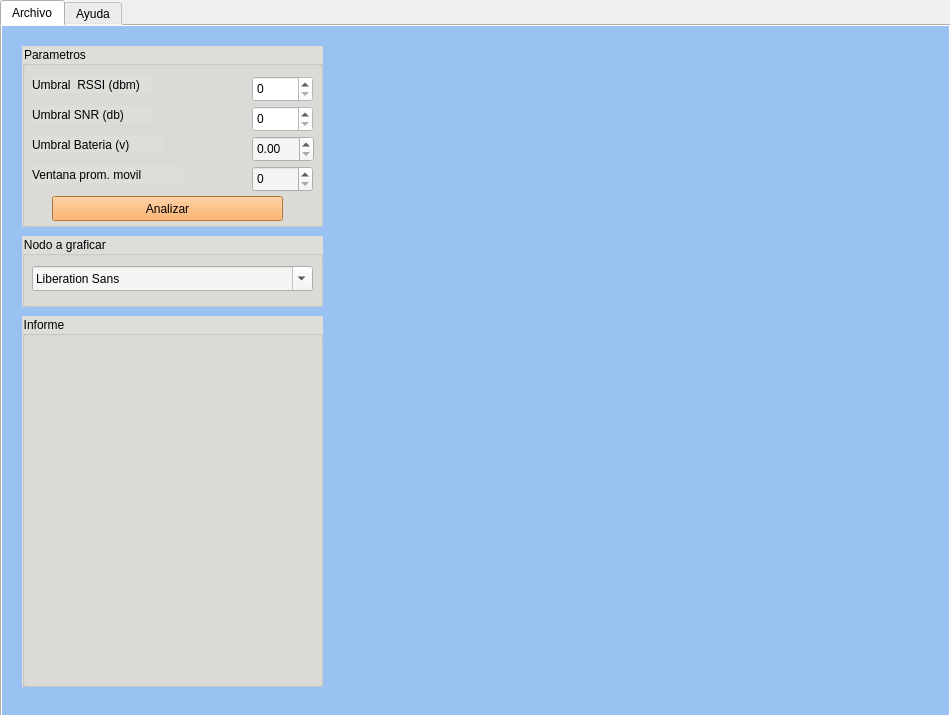
Before: the Qt Designer form ui_sensores_LoRaWan.ui in FrenchiGod/Sensores-_Agricolas_-LoRaWan, drawn with Qt 5.
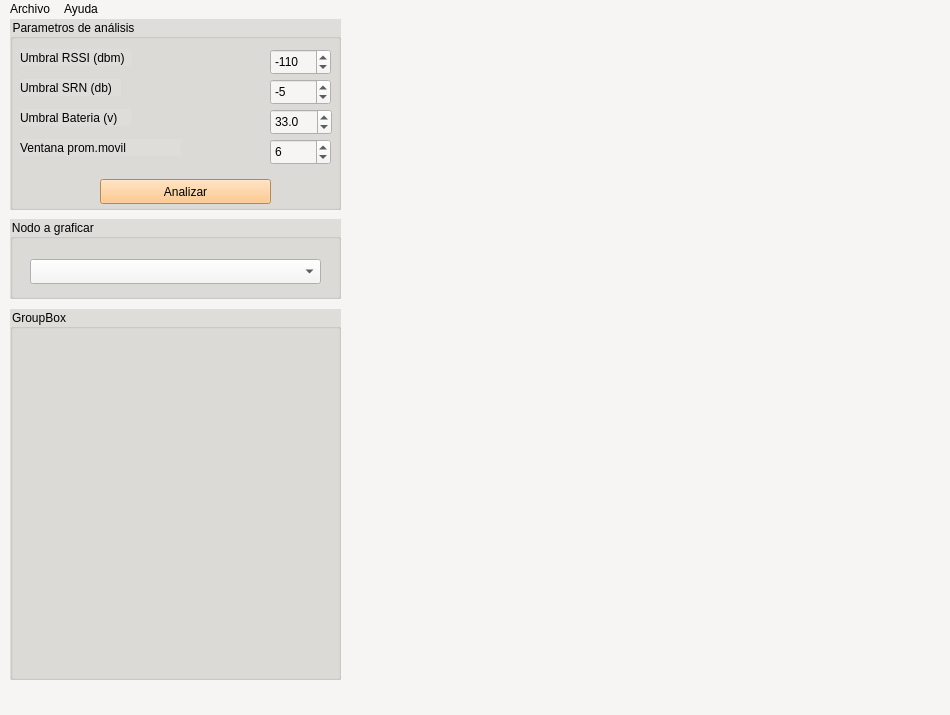
After: the same form once the commit is applied.

Commit message: arreglo de erroes

```diff
--- a/ui_sensores_LoRaWan.ui
+++ b/ui_sensores_LoRaWan.ui
@@ -13,56 +13,36 @@
   <property name="windowTitle">
    <string>MainWindow</string>
   </property>
+  <property name="styleSheet">
+   <string notr="true">background-color: rgb(246, 245, 244);</string>
+  </property>
   <widget class="QWidget" name="centralwidget">
-   <widget class="QTabWidget" name="ventan_PRINCIPAL">
-    <property name="geometry">
-     <rect>
-      <x>0</x>
-      <y>0</y>
-      <width>951</width>
-      <height>721</height>
-     </rect>
-    </property>
-    <property name="styleSheet">
-     <string notr="true">
-background-color: rgb(246, 245, 244);</string>
-    </property>
-    <property name="currentIndex">
-     <number>0</number>
-    </property>
-    <widget class="QWidget" name="Archivo">
-     <property name="styleSheet">
-      <string notr="true">background-color: rgb(153, 193, 241);</string>
-     </property>
-     <attribute name="title">
-      <string>Archivo</string>
-     </attribute>
      <widget class="QGroupBox" name="groupBox">
       <property name="geometry">
        <rect>
-        <x>20</x>
-        <y>20</y>
-        <width>301</width>
-        <height>181</height>
+      <x>10</x>
+      <y>0</y>
+      <width>331</width>
+      <height>191</height>
        </rect>
       </property>
       <property name="styleSheet">
        <string notr="true">background-color: rgb(222, 221, 218);</string>
       </property>
       <property name="title">
-       <string>Parametros</string>
+     <string>Parametros de análisis</string>
       </property>
       <widget class="QLabel" name="label">
        <property name="geometry">
         <rect>
          <x>10</x>
          <y>30</y>
-         <width>121</width>
+       <width>111</width>
          <height>17</height>
         </rect>
        </property>
        <property name="text">
-        <string>Umbral  RSSI (dbm)</string>
+      <string>Umbral RSSI (dbm)</string>
        </property>
       </widget>
       <widget class="QLabel" name="label_2">
@@ -70,12 +50,12 @@
         <rect>
          <x>10</x>
          <y>60</y>
-         <width>121</width>
+       <width>101</width>
          <height>17</height>
         </rect>
        </property>
        <property name="text">
-        <string>Umbral SNR (db)</string>
+      <string>Umbral SRN (db)</string>
        </property>
       </widget>
       <widget class="QLabel" name="label_3">
@@ -83,12 +63,12 @@
         <rect>
          <x>10</x>
          <y>90</y>
-         <width>131</width>
+       <width>111</width>
          <height>17</height>
         </rect>
        </property>
        <property name="text">
-        <string>Umbral Bateria (v) </string>
+      <string>Umbral Bateria (v)</string>
        </property>
       </widget>
       <widget class="QLabel" name="label_4">
@@ -96,90 +76,126 @@
         <rect>
          <x>10</x>
          <y>120</y>
-         <width>151</width>
+       <width>161</width>
          <height>17</height>
         </rect>
        </property>
        <property name="text">
-        <string>Ventana prom. movil</string>
+      <string>Ventana prom.movil</string>
+     </property>
+    </widget>
+    <widget class="QSpinBox" name="RSSI">
+     <property name="geometry">
+      <rect>
+       <x>260</x>
+       <y>30</y>
+       <width>61</width>
+       <height>26</height>
+      </rect>
+     </property>
+     <property name="styleSheet">
+      <string notr="true">background-color: rgb(246, 245, 244);</string>
+     </property>
+     <property name="minimum">
+      <number>-200</number>
+     </property>
+     <property name="maximum">
+      <number>0</number>
+     </property>
+     <property name="value">
+      <number>-110</number>
+     </property>
+    </widget>
+    <widget class="QSpinBox" name="SNR">
+     <property name="geometry">
+      <rect>
+       <x>260</x>
+       <y>60</y>
+       <width>61</width>
+       <height>26</height>
+      </rect>
+     </property>
+     <property name="styleSheet">
+      <string notr="true">background-color: rgb(246, 245, 244);</string>
+     </property>
+     <property name="minimum">
+      <number>-50</number>
+     </property>
+     <property name="maximum">
+      <number>50</number>
+     </property>
+     <property name="value">
+      <number>-5</number>
+     </property>
+    </widget>
+    <widget class="QDoubleSpinBox" name="Bateria">
+     <property name="geometry">
+      <rect>
+       <x>260</x>
+       <y>90</y>
+       <width>62</width>
+       <height>26</height>
+      </rect>
+     </property>
+     <property name="styleSheet">
+      <string notr="true">background-color: rgb(246, 245, 244);</string>
+     </property>
+     <property name="decimals">
+      <number>1</number>
+     </property>
+     <property name="maximum">
+      <double>150.000000000000000</double>
+     </property>
+     <property name="value">
+      <double>33.000000000000000</double>
+     </property>
+    </widget>
+    <widget class="QSpinBox" name="ventana">
+     <property name="geometry">
+      <rect>
+       <x>260</x>
+       <y>120</y>
+       <width>61</width>
+       <height>26</height>
+      </rect>
+     </property>
+     <property name="styleSheet">
+      <string notr="true">background-color: rgb(246, 245, 244);</string>
+     </property>
+     <property name="minimum">
+      <number>1</number>
+     </property>
+     <property name="maximum">
+      <number>100</number>
+     </property>
+     <property name="value">
+      <number>6</number>
        </property>
       </widget>
       <widget class="QPushButton" name="pushButton">
        <property name="geometry">
         <rect>
-         <x>30</x>
-         <y>150</y>
-         <width>231</width>
+       <x>90</x>
+       <y>160</y>
+       <width>171</width>
          <height>25</height>
         </rect>
        </property>
        <property name="styleSheet">
-        <string notr="true">background-color: rgb(255, 163, 72);</string>
+      <string notr="true">background-color: rgb(255, 190, 111);</string>
        </property>
        <property name="text">
         <string>Analizar</string>
        </property>
       </widget>
-      <widget class="QSpinBox" name="spinBox">
-       <property name="geometry">
-        <rect>
-         <x>230</x>
-         <y>30</y>
-         <width>61</width>
-         <height>26</height>
-        </rect>
-       </property>
-       <property name="styleSheet">
-        <string notr="true">background-color: rgb(255, 255, 255);</string>
-       </property>
-      </widget>
-      <widget class="QSpinBox" name="spinBox_2">
-       <property name="geometry">
-        <rect>
-         <x>230</x>
-         <y>60</y>
-         <width>61</width>
-         <height>26</height>
-        </rect>
-       </property>
-       <property name="styleSheet">
-        <string notr="true">background-color: rgb(255, 255, 255);</string>
-       </property>
-      </widget>
-      <widget class="QDoubleSpinBox" name="doubleSpinBox">
-       <property name="geometry">
-        <rect>
-         <x>230</x>
-         <y>90</y>
-         <width>62</width>
-         <height>26</height>
-        </rect>
-       </property>
-       <property name="styleSheet">
-        <string notr="true">background-color: rgb(246, 245, 244);</string>
-       </property>
-      </widget>
-      <widget class="QSpinBox" name="spinBox_3">
-       <property name="geometry">
-        <rect>
-         <x>230</x>
-         <y>120</y>
-         <width>61</width>
-         <height>26</height>
-        </rect>
-       </property>
-       <property name="styleSheet">
-        <string notr="true">background-color: rgb(246, 245, 244);</string>
-       </property>
-      </widget>
      </widget>
      <widget class="QGroupBox" name="groupBox_2">
       <property name="geometry">
        <rect>
-        <x>20</x>
-        <y>210</y>
-        <width>301</width>
-        <height>71</height>
+      <x>10</x>
+      <y>200</y>
+      <width>331</width>
+      <height>80</height>
        </rect>
       </property>
       <property name="styleSheet">
@@ -188,27 +204,26 @@
       <property name="title">
        <string>Nodo a graficar </string>
       </property>
-      <widget class="QFontComboBox" name="fontComboBox">
+    <widget class="QComboBox" name="comboBox">
        <property name="geometry">
         <rect>
-         <x>10</x>
-         <y>30</y>
-         <width>281</width>
+       <x>20</x>
+       <y>40</y>
+       <width>291</width>
          <height>25</height>
         </rect>
        </property>
        <property name="styleSheet">
-        <string notr="true">
-background-color: rgb(246, 245, 244);</string>
+      <string notr="true">background-color: rgb(246, 245, 244);</string>
        </property>
       </widget>
      </widget>
      <widget class="QGroupBox" name="groupBox_3">
       <property name="geometry">
        <rect>
-        <x>20</x>
+      <x>10</x>
         <y>290</y>
-        <width>301</width>
+      <width>331</width>
         <height>371</height>
        </rect>
       </property>
@@ -216,20 +231,44 @@
        <string notr="true">background-color: rgb(222, 221, 218);</string>
       </property>
       <property name="title">
-       <string>Informe</string>
+     <string>GroupBox</string>
       </property>
      </widget>
     </widget>
-    <widget class="QWidget" name="Ayuda">
-     <property name="styleSheet">
-      <string notr="true">background-color: rgb(143, 240, 164);</string>
-     </property>
-     <attribute name="title">
+  <widget class="QMenuBar" name="menuBar">
+   <property name="geometry">
+    <rect>
+     <x>0</x>
+     <y>0</y>
+     <width>950</width>
+     <height>22</height>
+    </rect>
+   </property>
+   <widget class="QMenu" name="menuArchivo">
+    <property name="title">
+     <string>Archivo</string>
+    </property>
+    <addaction name="actionAbrir_CSV_Ctrl_O"/>
+    <addaction name="actionCerrar"/>
+   </widget>
+   <widget class="QMenu" name="menuAyuda">
+    <property name="title">
       <string>Ayuda</string>
-     </attribute>
-    </widget>
-   </widget>
-  </widget>
+    </property>
+   </widget>
+   <addaction name="menuArchivo"/>
+   <addaction name="menuAyuda"/>
+  </widget>
+  <action name="actionAbrir_CSV_Ctrl_O">
+   <property name="text">
+    <string>Abrir CSV                 Ctrl+O</string>
+   </property>
+  </action>
+  <action name="actionCerrar">
+   <property name="text">
+    <string>Cerrar</string>
+   </property>
+  </action>
  </widget>
  <resources/>
  <connections/>
```
Lines whose indentation alone changed are shown as unchanged.
